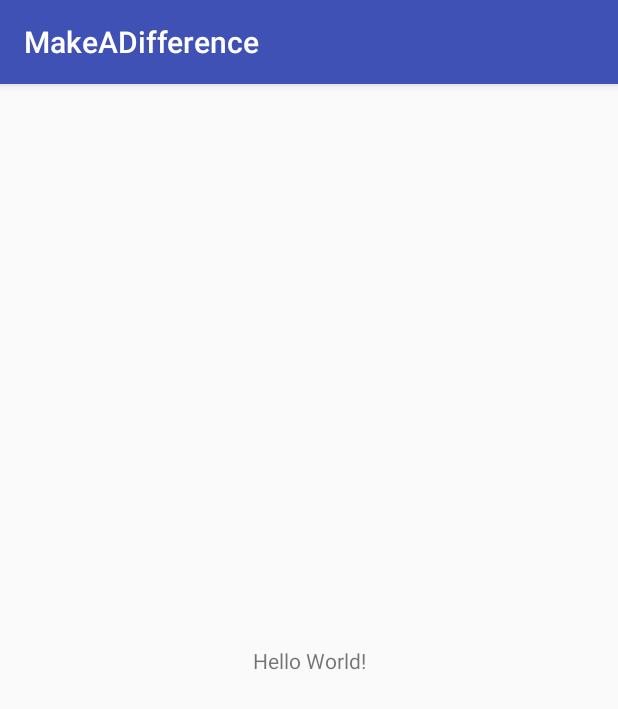
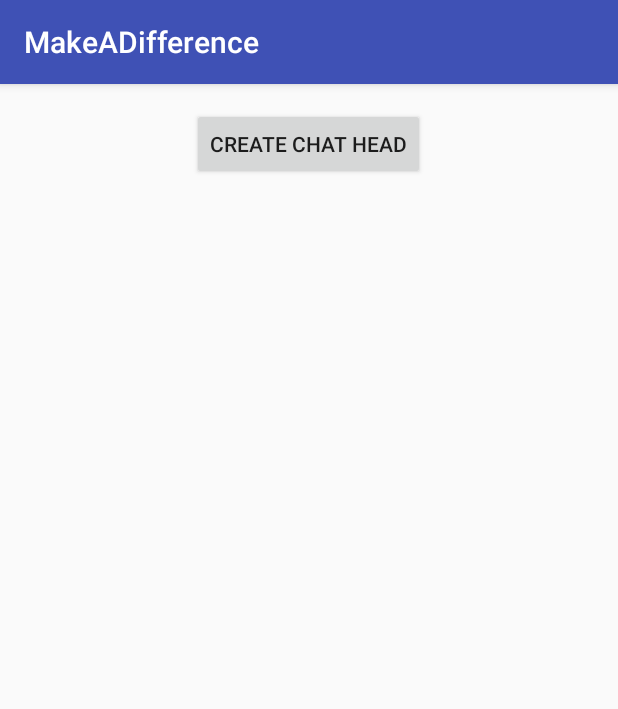
Before and after one commit to estaniforth/MakeADifference, an Android app: the screen it shows after launch (MainActivity), on a phone screen of 412 x 824 dp. Shown: the top 709 px of the screen. Run offline under Robolectric (Android 15) with nearby library versions, the phone set to English and light mode, and no system bars.

Commit message:
Chat Head feature

```diff
--- a/app/src/main/java/bitsplease/makeadifference/MainActivity.java
+++ b/app/src/main/java/bitsplease/makeadifference/MainActivity.java
@@ -1,15 +1,67 @@
 package bitsplease.makeadifference;
 
+import android.content.Intent;
+import android.net.Uri;
+import android.os.Build;
+import android.os.Bundle;
+import android.provider.Settings;
 import android.support.v7.app.AppCompatActivity;
-import android.os.Bundle;
+import android.view.View;
+import android.widget.Toast;
 import android.util.Log;
 
 public class MainActivity extends AppCompatActivity {
+    private static final int CODE_DRAW_OVER_OTHER_APP_PERMISSION = 2084;
 
     @Override
     protected void onCreate(Bundle savedInstanceState) {
         super.onCreate(savedInstanceState);
         setContentView(R.layout.activity_main);
-        Log.d("Main Activity", "Hello World!!");
+
+        //Check if the application has draw over other apps permission or not?
+        //This permission is by default available for API<23. But for API > 23
+        //you have to ask for the permission in runtime.
+        if (Build.VERSION.SDK_INT >= Build.VERSION_CODES.M && !Settings.canDrawOverlays(this)) {
+
+            //If the draw over permission is not available open the settings screen
+            //to grant the permission.
+            Intent intent = new Intent(Settings.ACTION_MANAGE_OVERLAY_PERMISSION,
+                    Uri.parse("package:" + getPackageName()));
+            startActivityForResult(intent, CODE_DRAW_OVER_OTHER_APP_PERMISSION);
+        } else {
+            initializeView();
+        }
+    }
+
+    /**
+     * Set and initialize the view elements.
+     */
+    private void initializeView() {
+        findViewById(R.id.notify_me).setOnClickListener(new View.OnClickListener() {
+            @Override
+            public void onClick(View view) {
+                startService(new Intent(MainActivity.this, ChatHeadService.class));
+                finish();
+            }
+        });
+    }
+
+    @Override
+    protected void onActivityResult(int requestCode, int resultCode, Intent data) {
+        if (requestCode == CODE_DRAW_OVER_OTHER_APP_PERMISSION) {
+
+            //Check if the permission is granted or not.
+            if (resultCode == RESULT_OK) {
+                initializeView();
+            } else { //Permission is not available
+                Toast.makeText(this,
+                        "Draw over other app permission not available. Closing the application",
+                        Toast.LENGTH_SHORT).show();
+
+                finish();
+            }
+        } else {
+            super.onActivityResult(requestCode, resultCode, data);
+        }
     }
 }
--- a/app/src/main/res/layout/activity_main.xml
+++ b/app/src/main/res/layout/activity_main.xml
@@ -1,4 +1,26 @@
 <?xml version="1.0" encoding="utf-8"?>
+
+<RelativeLayout
+xmlns:android="http://schemas.android.com/apk/res/android"
+xmlns:tools="http://schemas.android.com/tools"
+android:layout_width="match_parent"
+android:layout_height="match_parent"
+android:paddingBottom="@dimen/activity_vertical_margin"
+android:paddingLeft="@dimen/activity_horizontal_margin"
+android:paddingRight="@dimen/activity_horizontal_margin"
+android:paddingTop="@dimen/activity_vertical_margin"
+tools:context="bitsplease.makeadifference.MainActivity">
+
+<Button
+    android:id="@+id/notify_me"
+    android:layout_width="wrap_content"
+    android:layout_height="wrap_content"
+    android:layout_centerHorizontal="true"
+    android:gravity="center"
+    android:text="Create chat head"/>
+</RelativeLayout>
+
+    <!--<?xml version="1.0" encoding="utf-8"?>
     <android.support.constraint.ConstraintLayout xmlns:android="http://schemas.android.com/apk/res/android"
         xmlns:app="http://schemas.android.com/apk/res-auto"
         xmlns:tools="http://schemas.android.com/tools"
@@ -15,4 +37,4 @@
             app:layout_constraintRight_toRightOf="parent"
             app:layout_constraintTop_toTopOf="parent" />
 
-</android.support.constraint.ConstraintLayout>
+    </android.support.constraint.ConstraintLayout>-->
--- /dev/null
+++ b/app/src/main/res/values/dimen.xml
@@ -0,0 +1,5 @@
+<resources>
+    <!-- Default screen margins, per the Android Design guidelines. -->
+    <dimen name="activity_horizontal_margin">16dp</dimen>
+    <dimen name="activity_vertical_margin">16dp</dimen>
+</resources>
```
Also changed, not shown: app/src/main/AndroidManifest.xml (+8 -1 lines), app/src/main/java/bitsplease/makeadifference/ChatActivity.java (added, +13 -0 lines), app/src/main/java/bitsplease/makeadifference/ChatHeadService.java (added, +119 -0 lines), app/src/main/res/layout/activity_chat.xml (added, +9 -0 lines), app/src/main/res/layout/chat_head.xml (added, +27 -0 lines), app/src/main/res/drawable/ic_android_circle.png (added), app/src/main/res/drawable/ic_close.png (added). Lines whose indentation alone changed are shown as unchanged.
